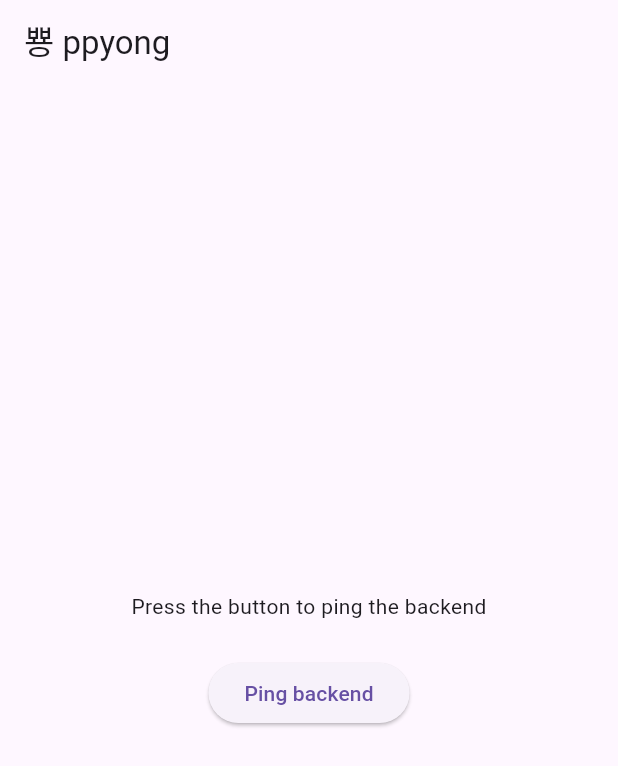
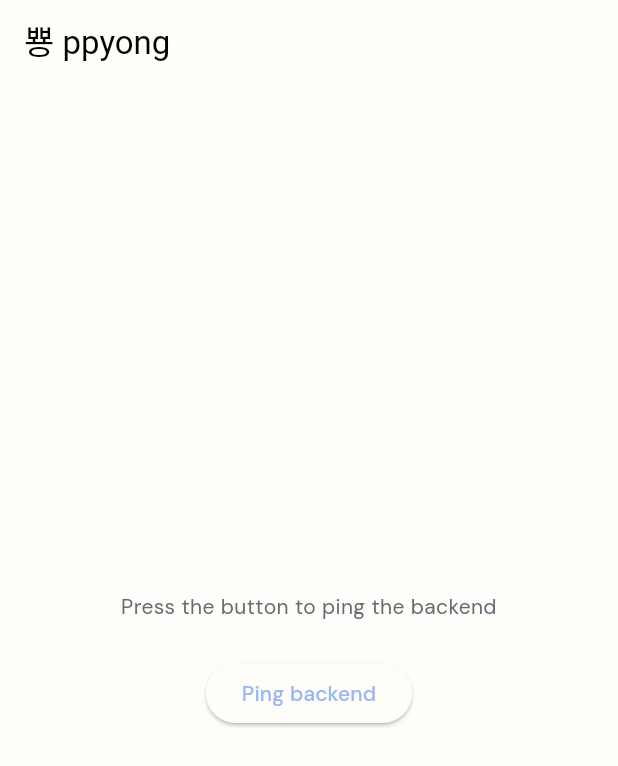
Before and after one commit to AniaWitwicka/ppyong, a Flutter app: the screen it shows after launch, on a phone screen of 412 x 824 dp. Shown: the top 766 px of the screen. Run offline on Flutter 3.47's test engine with Material 3 defaults, Android fonts, the phone set to English and light mode, and no system bars; our stand-ins replace google_fonts.

Commit message:
feat: app theme + deps

```diff
--- a/app/lib/main.dart
+++ b/app/lib/main.dart
@@ -1,6 +1,7 @@
 import 'dart:convert';
 import 'package:flutter/material.dart';
 import 'package:http/http.dart' as http;
+import 'theme/app_theme.dart';
 
 const _backendUrl = 'http://localhost:8080';
 
@@ -13,9 +14,10 @@ class PpyongApp extends StatelessWidget {
 
   @override
   Widget build(BuildContext context) {
-    return const MaterialApp(
+    return MaterialApp(
       title: '뿅',
-      home: PingScreen(),
+      theme: AppTheme.light,
+      home: const PingScreen(),
     );
   }
 }
--- /dev/null
+++ b/app/lib/theme/app_theme.dart
@@ -0,0 +1,76 @@
+import 'package:flutter/material.dart';
+import 'package:google_fonts/google_fonts.dart';
+
+class AppColors {
+  static const periwinkle = Color(0xFF99B7F5);
+  static const forestGreen = Color(0xFF267F53);
+  static const orange = Color(0xFFF5793B);
+  static const bubblegum = Color(0xFFF296BD);
+  static const sunnyYellow = Color(0xFFFCCA59);
+  static const offWhite = Color(0xFFFFFDF9);
+  static const ink = Color(0xFF1A1A2E);
+  static const ash = Color(0xFF6B6873);
+  static const fog = Color(0xFFB8B4C0);
+  static const border = Color(0xFFE8E4DE);
+}
+
+class AppTheme {
+  static ThemeData get light {
+    return ThemeData(
+      scaffoldBackgroundColor: AppColors.offWhite,
+      colorScheme: const ColorScheme.light(
+        primary: AppColors.periwinkle,
+        secondary: AppColors.orange,
+        surface: AppColors.offWhite,
+      ),
+      textTheme: _textTheme,
+      useMaterial3: true,
+    );
+  }
+
+  static TextTheme get _textTheme {
+    return TextTheme(
+      displayLarge: GoogleFonts.nunito(
+        fontSize: 32,
+        fontWeight: FontWeight.w800,
+        color: AppColors.ink,
+      ),
+      displayMedium: GoogleFonts.nunito(
+        fontSize: 26,
+        fontWeight: FontWeight.w700,
+        color: AppColors.ink,
+      ),
+      headlineMedium: GoogleFonts.nunito(
+        fontSize: 20,
+        fontWeight: FontWeight.w700,
+        color: AppColors.ink,
+      ),
+      titleMedium: GoogleFonts.dmSans(
+        fontSize: 16,
+        fontWeight: FontWeight.w500,
+        color: AppColors.ink,
+      ),
+      bodyLarge: GoogleFonts.dmSans(
+        fontSize: 16,
+        fontWeight: FontWeight.w400,
+        color: AppColors.ink,
+      ),
+      bodyMedium: GoogleFonts.dmSans(
+        fontSize: 14,
+        fontWeight: FontWeight.w400,
+        color: AppColors.ash,
+      ),
+      labelLarge: GoogleFonts.dmSans(
+        fontSize: 14,
+        fontWeight: FontWeight.w500,
+        color: AppColors.ink,
+      ),
+    );
+  }
+}
+
+class AppRadius {
+  static const card = Radius.circular(22);
+  static const cardBorderRadius = BorderRadius.all(card);
+  static const pill = BorderRadius.all(Radius.circular(999));
+}
--- a/app/pubspec.yaml
+++ b/app/pubspec.yaml
@@ -32,6 +32,10 @@ dependencies:
     sdk: flutter
   cupertino_icons: ^1.0.6
   http: ^1.2.0
+  google_fonts: ^6.0.0
+  go_router: ^13.0.0
+  shared_preferences: ^2.2.0
+  provider: ^6.1.0
 
 dev_dependencies:
   flutter_test:
```
Also changed, not shown: app/pubspec.lock.
